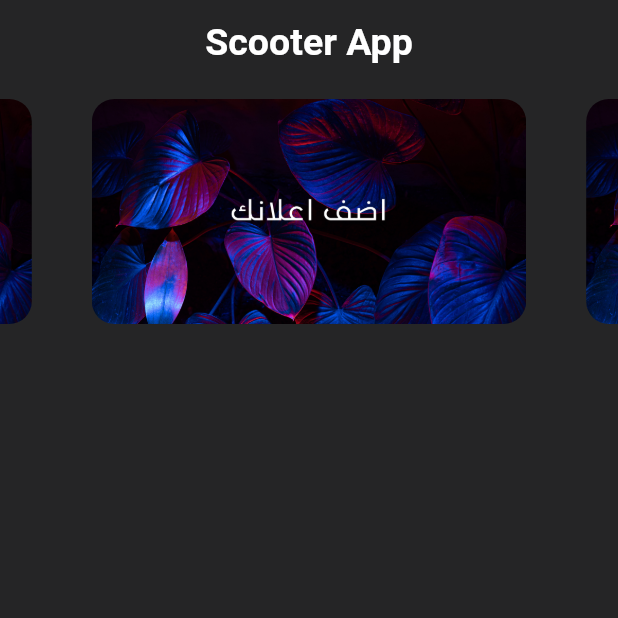
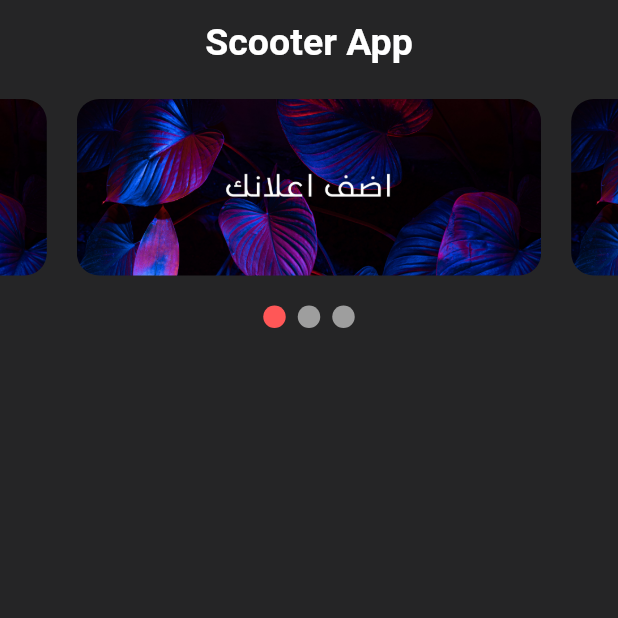
Before and after one commit to eyad-gomaa/Scooter-App, a Flutter app: the HomeView screen opened by its route, on a phone screen of 412 x 824 dp, the top half of it. Run offline on Flutter 3.47's test engine with Material 3 defaults, Android fonts, the phone set to English and light mode, and no system bars; drawn by our look-alikes of carousel_slider, smooth_page_indicator; our stand-ins replace flutter_bloc, go_router, google_fonts, hive_flutter, shared_preferences; accounts and stored records are empty; Roboto replaces fonts that are missing (Cairo).

Commit message:
change GridView to ListView

```diff
--- a/lib/core/theme/dark_theme.dart
+++ b/lib/core/theme/dark_theme.dart
@@ -9,7 +9,7 @@ ThemeData darkTheme(){
       fontFamily: GoogleFonts.cairo().fontFamily,
       textTheme: TextTheme(
         //headline
-        displaySmall:TextStyle(fontSize: 22,color: ColorManager.whiteColor,fontWeight: FontWeight.bold),
+        displaySmall:TextStyle(fontSize: 20,color: ColorManager.whiteColor,fontWeight: FontWeight.bold),
         displayMedium:TextStyle(fontSize: 25,color: ColorManager.whiteColor,fontWeight: FontWeight.bold),
         displayLarge:TextStyle(fontSize: 28,color: ColorManager.whiteColor,fontWeight: FontWeight.bold),
         //title
--- a/lib/core/theme/light_theme.dart
+++ b/lib/core/theme/light_theme.dart
@@ -8,7 +8,7 @@ ThemeData lightTheme(){
       fontFamily: GoogleFonts.cairo().fontFamily,
       textTheme: TextTheme(
       //headline
-      displaySmall:TextStyle(fontSize: 22,color: ColorManager.blackColor,fontWeight: FontWeight.bold),
+      displaySmall:TextStyle(fontSize: 20,color: ColorManager.blackColor,fontWeight: FontWeight.bold),
       displayMedium:TextStyle(fontSize: 25,color: ColorManager.blackColor,fontWeight: FontWeight.bold),
       displayLarge:TextStyle(fontSize: 28,color: ColorManager.blackColor,fontWeight: FontWeight.bold),
       //title
--- a/lib/features/add_data/presentation/view/widget/add_data_view_body.dart
+++ b/lib/features/add_data/presentation/view/widget/add_data_view_body.dart
@@ -30,11 +30,12 @@ class _AddDataViewBodyState extends State<AddDataViewBody> {
             padding: const EdgeInsets.all(20),
             child: Text(
               "ادخل عدد كيلوميترات اخر فحص او تغيير",
-              style: Theme.of(context).textTheme.displayMedium,
+              style: Theme.of(context).textTheme.displaySmall,
             ),
           ),
           Expanded(
             child: SingleChildScrollView(
+              physics: const BouncingScrollPhysics(),
               child: AddDataForm(formKey: _formKey,)
             ),
           ),
--- /dev/null
+++ b/lib/features/home/presentation/manager/indicator_cubit/indicator_cubit.dart
@@ -0,0 +1,15 @@
+
+import 'package:flutter_bloc/flutter_bloc.dart';
+
+import 'indicator_state.dart';
+
+
+class IndicatorCubit extends Cubit<IndicatorState> {
+  IndicatorCubit() : super(IndicatorInitial());
+  int currentIndex = 0;
+
+  void currentIndexChange({required int index}){
+    currentIndex = index;
+    emit(IndicatorIncrementSuccess());
+  }
+}
--- /dev/null
+++ b/lib/features/home/presentation/manager/indicator_cubit/indicator_state.dart
@@ -0,0 +1,5 @@
+
+abstract class IndicatorState {}
+
+class IndicatorInitial extends IndicatorState {}
+class IndicatorIncrementSuccess extends IndicatorState {}
--- a/lib/features/home/presentation/view/widget/adds_container.dart
+++ b/lib/features/home/presentation/view/widget/adds_container.dart
@@ -6,7 +6,7 @@ class AddsContainer extends StatelessWidget {
   @override
   Widget build(BuildContext context) {
     return Container(
-      margin: const EdgeInsets.symmetric(horizontal: 20),
+      margin: const EdgeInsets.symmetric(horizontal: 10),
       decoration: BoxDecoration(
           borderRadius: BorderRadius.circular(15),
           image: DecorationImage(
--- a/lib/features/home/presentation/view/widget/adds_list_view.dart
+++ b/lib/features/home/presentation/view/widget/adds_list_view.dart
@@ -1,7 +1,13 @@
 import 'package:carousel_slider/carousel_slider.dart';
 import 'package:flutter/material.dart';
+import 'package:flutter_bloc/flutter_bloc.dart';
+import 'package:scooter_app/core/resources/color_manager.dart';
+import 'package:smooth_page_indicator/smooth_page_indicator.dart';
 
-class AddsListView extends StatelessWidget {
+import '../../manager/indicator_cubit/indicator_cubit.dart';
+import '../../manager/indicator_cubit/indicator_state.dart';
+
+class AddsListView extends StatefulWidget {
   const AddsListView({
     super.key,
     required this.cont,
@@ -10,16 +16,44 @@ class AddsListView extends StatelessWidget {
   final List<Widget> cont;
 
   @override
+  State<AddsListView> createState() => _AddsListViewState();
+}
+
+class _AddsListViewState extends State<AddsListView> {
+  int curIndex = 0;
+  @override
   Widget build(BuildContext context) {
-    return Padding(
+    return BlocProvider(
+  create: (context) => IndicatorCubit(),
+  child: Padding(
       padding: const EdgeInsets.symmetric(vertical: 10),
-      child: CarouselSlider.builder(
-        itemCount: 3,
-        itemBuilder: (context, index, realIndex) => cont[index],
-        options: CarouselOptions(
-            height: 150, onPageChanged: (index, reason) {}),
+      child: BlocBuilder<IndicatorCubit, IndicatorState>(
+  builder: (context, state) {
+    return Column(
+        children: [
+          CarouselSlider.builder(
+            carouselController: CarouselControllerImpl(),
+            itemCount: 3,
+            itemBuilder: (context, index, realIndex) {
+              return widget.cont[index];
+            },
+            options: CarouselOptions(
+                height: MediaQuery.sizeOf(context).height/7, onPageChanged: (index, reason) {
+              BlocProvider.of<IndicatorCubit>(context).currentIndexChange(index: index);
+            }),
 
-      ),
-    );
+          ),
+          SizedBox(height: 20,),
+          AnimatedSmoothIndicator(
+            activeIndex: BlocProvider.of<IndicatorCubit>(context).currentIndex,
+            count: widget.cont.length,
+            effect: WormEffect(activeDotColor: ColorManager.redColor,dotWidth: 15,dotHeight: 15),
+          )
+        ],
+      );
+  },
+),
+    ),
+);
   }
 }
--- a/lib/features/home/presentation/view/widget/data_list_View.dart
+++ b/lib/features/home/presentation/view/widget/data_list_View.dart
@@ -17,18 +17,10 @@ class DataListView extends StatelessWidget {
       child: BlocBuilder<FetchDataCubit, FetchDataState>(
         builder: (context, state) {
           if(state is FetchDataSuccess){
-            return GridView.builder(
+            return ListView.builder(
                 physics: const NeverScrollableScrollPhysics(),
                 itemCount: state.dataList.length,
                 shrinkWrap: true,
-                gridDelegate: SliverGridDelegateWithMaxCrossAxisExtent(
-                    maxCrossAxisExtent: MediaQuery
-                        .sizeOf(context)
-                        .width / 2,
-                    childAspectRatio: 2 / 1,
-                    crossAxisSpacing: 20,
-                    mainAxisSpacing: 20
-                ),
                 itemBuilder: (context, index) => HomeDataContainer(dataModel:state.dataList[index] ,)
             );
           }else{
--- a/lib/features/onboarding/presentation/manager/change_page_cubit/change_page_cubit.dart
+++ b/lib/features/onboarding/presentation/manager/change_page_cubit/change_page_cubit.dart
@@ -8,7 +8,7 @@ class ChangePageCubit extends Cubit<ChangePageState> {
 
   void changePage({required PageController controller}){
     currentIndex += 1;
-    controller.nextPage(duration: const Duration(milliseconds: 500), curve: Curves.easeIn);
+    controller.nextPage(duration: const Duration(milliseconds: 200), curve: Curves.easeIn);
     emit(ChangePageSuccess());
   }
 }
--- a/pubspec.yaml
+++ b/pubspec.yaml
@@ -42,6 +42,7 @@ dependencies:
   hive_flutter: ^1.1.0
   carousel_slider: ^4.2.1
   shared_preferences: ^2.2.2
+  smooth_page_indicator: ^1.1.0
 
 dev_dependencies:
   flutter_test:
```
Also changed, not shown: lib/features/home/presentation/view/widget/home_data_container.dart (+9 -5 lines), lib/features/onboarding/presentation/view/widget/onboarding_page.dart (+4 -5 lines), pubspec.lock.
